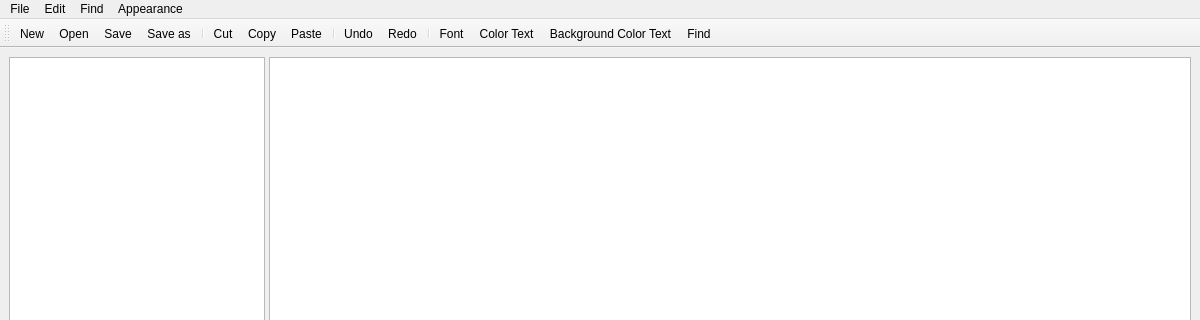
This is app/src/mainwindow.ui in ailchuk/utext as Qt 5 draws it before an edit; both pictures show x 0 to 1200 and y 0 to 320 of the 1200 by 800 pixel window. The edited form follows.
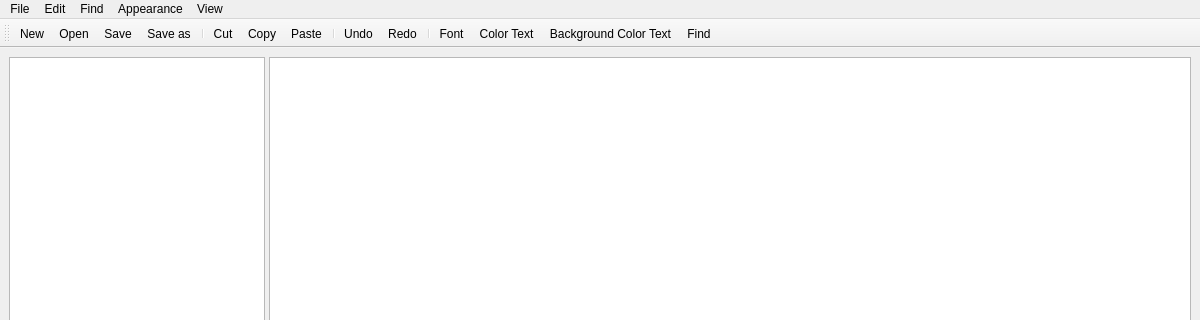
This is the edited form. Icons and pictures are not drawn. Custom widgets are drawn as their Qt base class.

Commit message: fix text Highlighter, fix syntax Highlighter, add View menu, rename objects

Diff of the .ui file:
```diff
--- a/app/src/mainwindow.ui
+++ b/app/src/mainwindow.ui
@@ -123,10 +123,18 @@
     <addaction name="actionLight_theme"/>
     <addaction name="actionDark_theme"/>
    </widget>
+   <widget class="QMenu" name="menuView">
+    <property name="title">
+     <string>View</string>
+    </property>
+    <addaction name="actionSyntax_highlighting"/>
+    <addaction name="actionBackground_color_of_editing_text"/>
+   </widget>
    <addaction name="menuFile"/>
    <addaction name="menuEdit"/>
    <addaction name="menuFind"/>
    <addaction name="menuAppearance"/>
+   <addaction name="menuView"/>
   </widget>
   <widget class="QStatusBar" name="statusbar"/>
   <widget class="QToolBar" name="toolBar">
```
Left out of the diff: 16 changed lines with no effect on the pictures. The commit also changes 11 other files.
